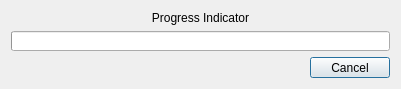
First picture: the form in dialogues/renderprogress.ui, repository BattyBovine/AnimeRenderfarm, before the edit.
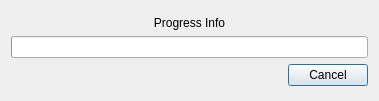
Second picture: the form after the edit.

Commit message:
- Added preliminary RenderProgress dialogue box.
- Modality is now set in the form rather than programatically.

Diff of the .ui file:
```diff
--- a/dialogues/renderprogress.ui
+++ b/dialogues/renderprogress.ui
@@ -9,30 +9,31 @@
    <rect>
     <x>0</x>
     <y>0</y>
-    <width>401</width>
-    <height>89</height>
+    <width>379</width>
+    <height>101</height>
    </rect>
   </property>
-  <property name="minimumSize">
-   <size>
-    <width>0</width>
-    <height>89</height>
-   </size>
-  </property>
-  <property name="maximumSize">
-   <size>
-    <width>401</width>
-    <height>89</height>
-   </size>
-  </property>
   <property name="windowTitle">
    <string>Dialog</string>
   </property>
   <layout class="QVBoxLayout" name="verticalLayout">
    <item>
-    <widget class="QLabel" name="labelProgressIndicator">
+    <spacer name="verticalSpacer">
+     <property name="orientation">
+      <enum>Qt::Vertical</enum>
+     </property>
+     <property name="sizeHint" stdset="0">
+      <size>
+       <width>20</width>
+       <height>2</height>
+      </size>
+     </property>
+    </spacer>
+   </item>
+   <item>
+    <widget class="QLabel" name="labelProgressInfo">
      <property name="text">
-      <string>Progress Indicator</string>
+      <string>Progress Info</string>
      </property>
      <property name="alignment">
       <set>Qt::AlignCenter</set>
@@ -44,12 +45,12 @@
      <property name="value">
       <number>0</number>
      </property>
+     <property name="alignment">
+      <set>Qt::AlignCenter</set>
+     </property>
      <property name="textVisible">
       <bool>false</bool>
      </property>
-     <property name="textDirection">
-      <enum>QProgressBar::TopToBottom</enum>
-     </property>
     </widget>
    </item>
    <item>
@@ -76,6 +77,19 @@
      </item>
     </layout>
    </item>
+   <item>
+    <spacer name="verticalSpacer_2">
+     <property name="orientation">
+      <enum>Qt::Vertical</enum>
+     </property>
+     <property name="sizeHint" stdset="0">
+      <size>
+       <width>20</width>
+       <height>3</height>
+      </size>
+     </property>
+    </spacer>
+   </item>
   </layout>
  </widget>
  <resources/>
```
Left out of the diff: 3 changed lines with no effect on the pictures. The commit also changes 6 other files.
